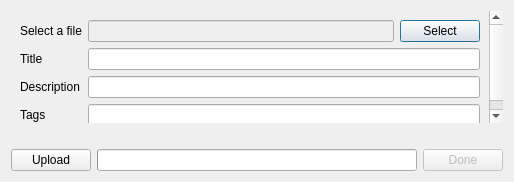
Above: uploaddialog.ui from kshlm/FreOffice-Online-Services-Plugin before the change. Below: the same form after it.
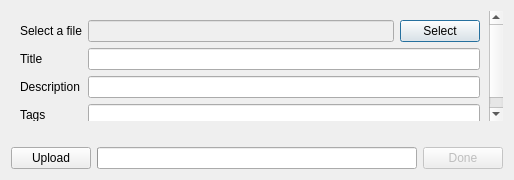
That is the form after the change.

Diff of the .ui file:
```diff
--- a/uploaddialog.ui
+++ b/uploaddialog.ui
@@ -2,17 +2,29 @@
 <ui version="4.0">
  <class>uploadDialog</class>
  <widget class="QDialog" name="uploadDialog">
+  <property name="enabled">
+   <bool>true</bool>
+  </property>
   <property name="geometry">
    <rect>
     <x>0</x>
     <y>0</y>
     <width>514</width>
-    <height>182</height>
+    <height>180</height>
    </rect>
   </property>
+  <property name="sizePolicy">
+   <sizepolicy hsizetype="Preferred" vsizetype="Preferred">
+    <horstretch>0</horstretch>
+    <verstretch>0</verstretch>
+   </sizepolicy>
+  </property>
   <property name="windowTitle">
    <string>Upload</string>
   </property>
+  <property name="autoFillBackground">
+   <bool>false</bool>
+  </property>
   <layout class="QVBoxLayout" name="verticalLayout">
    <item>
     <widget class="QScrollArea" name="scrollArea">
@@ -20,7 +32,7 @@
       <enum>QFrame::NoFrame</enum>
      </property>
      <property name="frameShadow">
-      <enum>QFrame::Plain</enum>
+      <enum>QFrame::Raised</enum>
      </property>
      <property name="widgetResizable">
       <bool>true</bool>
@@ -31,15 +43,15 @@
         <x>0</x>
         <y>0</y>
         <width>506</width>
-        <height>123</height>
+        <height>124</height>
        </rect>
       </property>
-      <layout class="QVBoxLayout" name="verticalLayout_2">
+      <layout class="QHBoxLayout" name="horizontalLayout_3">
+       <property name="sizeConstraint">
+        <enum>QLayout::SetMaximumSize</enum>
+       </property>
        <item>
         <layout class="QFormLayout" name="formLayout">
-         <property name="fieldGrowthPolicy">
-          <enum>QFormLayout::ExpandingFieldsGrow</enum>
-         </property>
          <item row="0" column="0">
           <widget class="QLabel" name="label">
            <property name="text">
@@ -112,8 +124,6 @@
     </widget>
    </item>
    <item>
-    <layout class="QHBoxLayout" name="horizontalLayout_3">
-     <item>
       <widget class="QLabel" name="uploadLabel">
        <property name="text">
         <string/>
@@ -126,8 +136,6 @@
        </property>
       </widget>
      </item>
-    </layout>
-   </item>
    <item>
     <layout class="QHBoxLayout" name="horizontalLayout">
      <item>
```
Left out of the diff: 4 changed lines with no effect on the pictures. Lines whose indentation alone changed are shown as unchanged.
